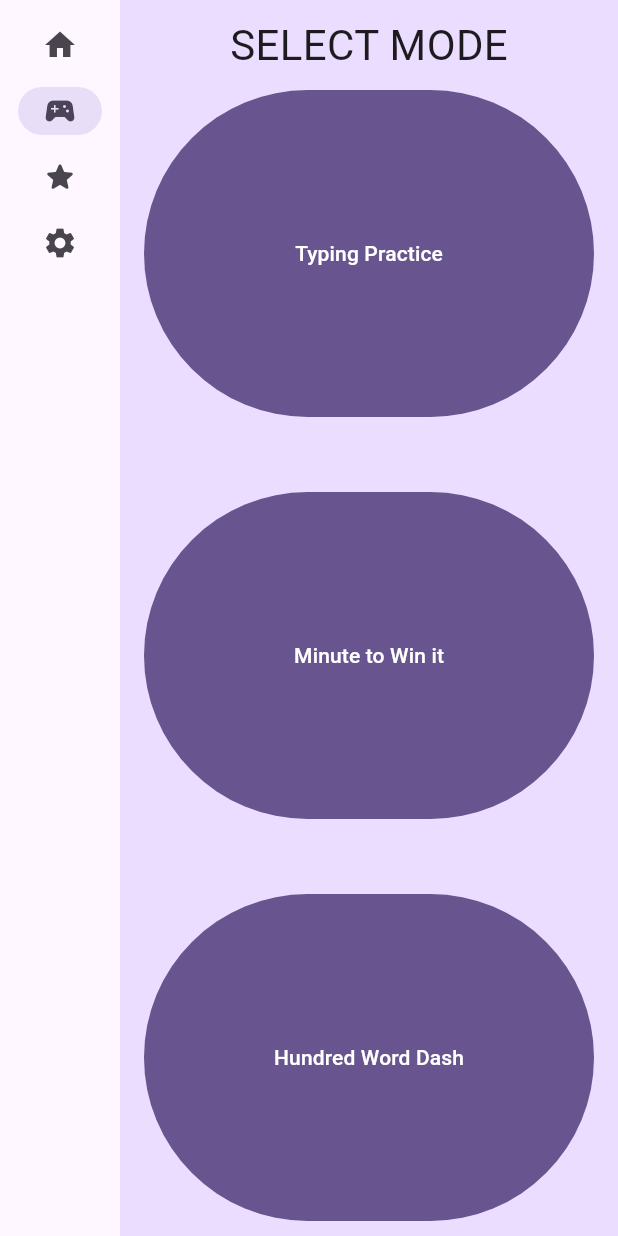
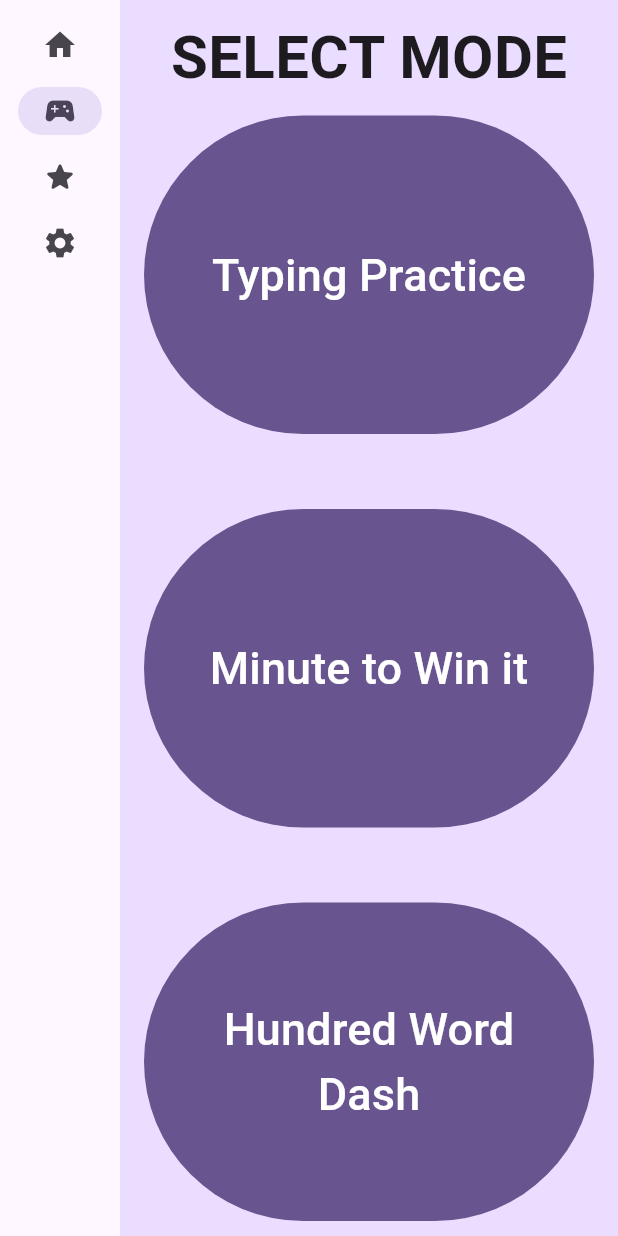
Before and after one commit to noobnelson/tip-tap-type, a Flutter app: the screen it shows after launch, after a tap on "Play", on a phone screen of 412 x 824 dp. Run offline on Flutter 3.47's test engine with Material 2 defaults, Android fonts, the light colour scheme and no system bars; project files that could hold a hidden picture were left out.

Commit message:
updated text styles

```diff
--- a/lib/main.dart
+++ b/lib/main.dart
@@ -92,7 +92,7 @@ class _MyHomePageState extends State<MyHomePage> {
                   ),
                   NavigationRailDestination(
                     icon: Icon(Icons.star_rounded),
-                    label: Text('Leaderboard'),
+                    label: Text('Highscores'),
                   ),
                   NavigationRailDestination(
                     icon: Icon(Icons.settings),
@@ -128,7 +128,7 @@ class TitlePage extends StatelessWidget {
     return Padding(
       padding: const EdgeInsets.all(25.0),
       child: Column(
-        mainAxisAlignment: MainAxisAlignment.start,
+        crossAxisAlignment: CrossAxisAlignment.start,
         children: [
           Text(
             "Welcome! Let's get practicing!",
@@ -136,16 +136,49 @@ class TitlePage extends StatelessWidget {
                 DefaultTextStyle.of(context).style.apply(fontSizeFactor: 2.0),
           ),
           const SizedBox(height: 30),
-          const Row(
-            children: [
-              Text(
-                style: TextStyle(fontSize: 20),
-                '''Modes:
-                Typing Practice: Just keep typing, just keep typing~
-                100 Word Dash: Type 100 words as fast as you can!
-                Minute to Win It: Can you type 100 words in 1 minute?
-                '''),
-            ],
+          RichText(
+            text: const TextSpan(
+              style: TextStyle(color: Colors.black),
+              children: <TextSpan>[
+                TextSpan(
+                  text: 'MODES',
+                  style: TextStyle(
+                    fontWeight: FontWeight.bold,
+                    fontSize: 40,
+                  ),
+                ),
+              ],
+            ),
+          ),
+          const Text(
+            'Typing Practice',
+            style: TextStyle(fontSize: 30),
+          ),
+          const Text(
+            'Just keep typing, just keep typing~',
+          ),
+          const SizedBox(
+            height: 10,
+          ),
+          const Text(
+            '100 Word Dash',
+            style: TextStyle(fontSize: 30),
+          ),
+          const Text(
+            'Type 100 words as fast as you can!',
+          ),
+          const SizedBox(
+            height: 10,
+          ),
+          const Text(
+            'Minute to Win It',
+            style: TextStyle(fontSize: 30),
+          ),
+          const Text(
+            'Put your skills to the test! Can you type 100 words in 1 minute?',
+          ),
+          const SizedBox(
+            height: 10,
           ),
         ],
       ),
@@ -202,10 +235,9 @@ class DifficultySelectPage extends StatelessWidget {
         child: Column(
           mainAxisAlignment: MainAxisAlignment.start,
           children: [
-            Text(
+            const Text(
               'SELECT MODE',
-              style:
-                  DefaultTextStyle.of(context).style.apply(fontSizeFactor: 2.0),
+              style: TextStyle(fontWeight: FontWeight.bold, fontSize: 40),
             ),
             const SizedBox(height: 10),
             Expanded(
@@ -218,7 +250,11 @@ class DifficultySelectPage extends StatelessWidget {
                     keyboardState.addWords(15);
                     appState.updatePlayIndex(1);
                   },
-                  child: const Text('Typing Practice'),
+                  child: const Text(
+                    'Typing Practice',
+                    style: TextStyle(fontSize: 30),
+                    textAlign: TextAlign.center,
+                  ),
                 ),
               ),
             ),
@@ -233,7 +269,11 @@ class DifficultySelectPage extends StatelessWidget {
                     keyboardState.addWords(100);
                     appState.updatePlayIndex(2);
                   },
-                  child: const Text('Minute to Win it'),
+                  child: const Text(
+                    'Minute to Win it',
+                    style: TextStyle(fontSize: 30),
+                    textAlign: TextAlign.center,
+                  ),
                 ),
               ),
             ),
@@ -248,7 +288,11 @@ class DifficultySelectPage extends StatelessWidget {
                     keyboardState.addWords(100);
                     appState.updatePlayIndex(3);
                   },
-                  child: const Text('Hundred Word Dash'),
+                  child: const Text(
+                    'Hundred Word Dash',
+                    style: TextStyle(fontSize: 30),
+                    textAlign: TextAlign.center,
+                  ),
                 ),
               ),
             ),
@@ -259,161 +303,6 @@ class DifficultySelectPage extends StatelessWidget {
   }
 }
 
-// class KeyboardState extends ChangeNotifier {
-//   KeyboardState() {
-//     loadWords().then((value) {
-//       wordBank = value.split("\r\n"); // \n new line, \r\n carriage return
-//       //addWords(100);
-//     });
-//   }
-
-//   var wordWidgets = <Widget>[];
-//   List currentWords = <String>[];
-//   List wordBank = <String>[];
-//   List charWidgets = <List>[<TextSpan>[]];
-
-//   int wordCount = 0;
-//   int charInWordCount = 0;
-
-//   Color correctColor = Colors.green;
-//   Color incorrectColor = Colors.red;
-//   Color defaultColor = Colors.black;
-
-//   Future<String> loadWords() async {
-//     final String response = await rootBundle.loadString('assets/words.txt');
-//     return response;
-//   }
-
-//   void addWords(int numberOfWords) {
-//     wordWidgets.clear();
-//     charWidgets.clear();
-//     currentWords.clear();
-//     wordCount = 0;
-//     charInWordCount = 0;
-
-//     int startPoint = currentWords.length;
-//     int wordBankSize = wordBank.length;
-
-//     for (int i = 0; i < numberOfWords; i++) {
-//       int randomWordPosition = Random().nextInt(wordBankSize);
-//       currentWords.add(wordBank[randomWordPosition]);
-//     }
-
-//     for (var i = startPoint; i < currentWords.length; i++) {
-//       var textList = <TextSpan>[];
-//       for (var j = 0; j < currentWords[i].length; j++) {
-//         textList.add(TextSpan(
-//             text: currentWords[i][j],
-//             style: const TextStyle(color: Colors.black)));
-//       }
-//       textList.add(const TextSpan(
-//         text: ' ',
-//       ));
-//       charWidgets.add(textList);
-//       wordWidgets.add(RichText(
-//         text: TextSpan(
-//           children: charWidgets[i],
-//         ),
-//       ));
-//     }
-//   }
-
-//   void replaceChar(Color color, String key) {
-//     TextSpan newText = TextSpan(text: key, style: TextStyle(color: color));
-//     //print(charWidgets[wordCount][charInWordCount]);
-//     charWidgets[wordCount][charInWordCount] = newText;
-
-//     var newWord = RichText(
-//       text: TextSpan(
-//         children: charWidgets[wordCount],
-//       ),
-//     );
-
-//     //notifyListeners();
-
-//     // wordWidgets.removeAt(wordCount);
-//     // notifyListeners();
-//     // wordWidgets.insert(wordCount, newWord);
-
-//     wordWidgets[wordCount] = newWord;
-//     //notifyListeners();
-//     // print(wordWidgets);
-//     //print(charWidgets[wordCount][charInWordCount]);
-//     //charWidgets.insert(charInWordCount, newText);
-//     //print(start == end);
-
-//     notifyListeners();
-//   }
-
-//   String currentCharacter() {
-//     String result = '';
-//     if (currentWords[wordCount].length > charInWordCount) {
-//       result = currentWords[wordCount][charInWordCount];
-//     }
-//     return result;
-//   }
-
-//   void addChild(String char, Color color, int pos) {
-//     charWidgets[wordCount].insert(
-//         charInWordCount, TextSpan(text: char, style: TextStyle(color: color)));
-//     notifyListeners();
-//   }
-
-//   void moveToNextWord() {
-//     if (charInWordCount < currentWords[wordCount].length) {
-//       int missingChars = currentWords[wordCount].length - charInWordCount;
-//       for (int i = 0; i < missingChars; i++) {
-//         replaceChar(
-//           incorrectColor,
-//           currentWords[wordCount][charInWordCount + i],
-//         );
-//       }
-//     }
-//     charInWordCount = 0;
-//     wordCount++;
-//     print("space");
-//   }
-
-//   void correctCharTyped(String keyInput) {
-//     replaceChar(correctColor, keyInput);
-//     charInWordCount++;
-//     //print("correct");
-//   }
-
-//   void incorrectCharTyped() {
-//     replaceChar(
-//       incorrectColor,
-//       currentWords[wordCount][charInWordCount],
-//     );
-//     charInWordCount++;
-//     print('wrong');
-//   }
-
-//   void addIncorrectChar(String char) {
-//     addChild(char, incorrectColor, charInWordCount);
-//     charInWordCount++;
-//     print("overflow");
-//   }
-
-//   void deleteChar() {
-//     if (charInWordCount > 0) {
-//       if (charInWordCount <= currentWords[wordCount].length) {
-//         charInWordCount--;
-//         print("delete in limit");
-//         replaceChar(
-//           defaultColor,
-//           currentWords[wordCount][charInWordCount],
-//         );
-//       } else {
-//         var w = wordWidgets.removeAt(charInWordCount);
-//         print(w);
-//         charInWordCount--;
-//         print("delete over limit");
-//         notifyListeners();
-//       }
-//     }
-//   }
-// }
 class KeyboardState extends ChangeNotifier {
   KeyboardState() {
     loadWords().then((value) {
@@ -486,6 +375,10 @@ class KeyboardState extends ChangeNotifier {
     return result;
   }
 
+  bool excessTyping() {
+    return currentWords[wordCount].length <= charInWordCount;
+  }
+
   void addChild(String char, Color color, int pos) {
     wordWidgets.insert(
         pos,
@@ -501,11 +394,11 @@ class KeyboardState extends ChangeNotifier {
       int missingChars = currentWords[wordCount].length - charInWordCount;
       for (int i = 0; i < missingChars; i++) {
         replaceChar(
-            incorrectColor,
-            currentWords[wordCount][charInWordCount + i],
-            charInWidgetsCount + i);
+          incorrectColor,
+          currentWords[wordCount][charInWordCount + i],
+          charInWidgetsCount + i
+        );
       }
-
       charInWidgetsCount += missingChars + 1;
       charInWordCount = 0;
       wordCount++;
@@ -526,8 +419,11 @@ class KeyboardState extends ChangeNotifier {
   }
 
   void incorrectCharTyped() {
-    replaceChar(incorrectColor, currentWords[wordCount][charInWordCount],
-        charInWidgetsCount);
+    replaceChar(
+      incorrectColor,
+      currentWords[wordCount][charInWordCount],
+      charInWidgetsCount
+    );
     charInWordCount++;
     charInWidgetsCount++;
     // print('wrong');
@@ -546,8 +442,11 @@ class KeyboardState extends ChangeNotifier {
         charInWidgetsCount--;
         charInWordCount--;
         // print("delete in limit");
-        replaceChar(defaultColor, currentWords[wordCount][charInWordCount],
-            charInWidgetsCount);
+        replaceChar(
+          defaultColor,
+          currentWords[wordCount][charInWordCount],
+          charInWidgetsCount
+        );
       } else {
         charInWidgetsCount--;
         Widget w = wordWidgets.removeAt(charInWidgetsCount);
@@ -566,8 +465,7 @@ class TypingPracticePage extends StatelessWidget {
   @override
   Widget build(BuildContext context) {
     var keyboardState = context.watch<KeyboardState>();
-
-    Row textWrap = Row(children: keyboardState.wordWidgets);
+    Row wordsRow = Row(children: keyboardState.wordWidgets);
 
     return RawKeyboardListener(
       onKey: (event) {
@@ -578,9 +476,7 @@ class TypingPracticePage extends StatelessWidget {
             keyboardState.correctCharTyped(event.character.toString());
           } else if (event.logicalKey == LogicalKeyboardKey.backspace) {
             keyboardState.deleteChar();
-          } else if (keyboardState
-                  .currentWords[keyboardState.wordCount].length <=
-              keyboardState.charInWordCount) {
+          } else if (keyboardState.excessTyping()) {
             keyboardState.addIncorrectChar(event.character.toString());
           } else if (event.character != keyboardState.currentCharacter()) {
             keyboardState.incorrectCharTyped();
@@ -593,7 +489,7 @@ class TypingPracticePage extends StatelessWidget {
         width: 500,
         child: Padding(
           padding: const EdgeInsets.all(20),
-          child: textWrap,
+          child: wordsRow,
         ),
       ),
     );
@@ -607,7 +503,7 @@ class MinuteToWinPage extends StatelessWidget {
   Widget build(BuildContext context) {
     var keyboardState = context.watch<KeyboardState>();
 
-    Wrap textWrap = Wrap(children: keyboardState.wordWidgets);
+    Wrap wordsRow = Wrap(children: keyboardState.wordWidgets);
 
     return RawKeyboardListener(
       onKey: (event) {
@@ -618,9 +514,7 @@ class MinuteToWinPage extends StatelessWidget {
             keyboardState.correctCharTyped(event.character.toString());
           } else if (event.logicalKey == LogicalKeyboardKey.backspace) {
             keyboardState.deleteChar();
-          } else if (keyboardState
-                  .currentWords[keyboardState.wordCount].length <=
-              keyboardState.charInWordCount) {
+          } else if (keyboardState.excessTyping()) {
             keyboardState.addIncorrectChar(event.character.toString());
           } else if (event.character != keyboardState.currentCharacter()) {
             keyboardState.incorrectCharTyped();
@@ -633,7 +527,7 @@ class MinuteToWinPage extends StatelessWidget {
         width: 500,
         child: Padding(
           padding: const EdgeInsets.all(20),
-          child: textWrap,
+          child: wordsRow,
         ),
       ),
     );
@@ -647,7 +541,7 @@ class HundredWordDashPage extends StatelessWidget {
   Widget build(BuildContext context) {
     var keyboardState = context.watch<KeyboardState>();
 
-    Wrap textWrap = Wrap(children: keyboardState.wordWidgets);
+    Wrap wordsRow = Wrap(children: keyboardState.wordWidgets);
 
     return RawKeyboardListener(
       onKey: (event) {
@@ -658,9 +552,7 @@ class HundredWordDashPage extends StatelessWidget {
             keyboardState.correctCharTyped(event.character.toString());
           } else if (event.logicalKey == LogicalKeyboardKey.backspace) {
             keyboardState.deleteChar();
-          } else if (keyboardState
-                  .currentWords[keyboardState.wordCount].length <=
-              keyboardState.charInWordCount) {
+          } else if (keyboardState.excessTyping()) {
             keyboardState.addIncorrectChar(event.character.toString());
           } else if (event.character != keyboardState.currentCharacter()) {
             keyboardState.incorrectCharTyped();
@@ -673,7 +565,7 @@ class HundredWordDashPage extends StatelessWidget {
         width: 500,
         child: Padding(
           padding: const EdgeInsets.all(20),
-          child: textWrap,
+          child: wordsRow,
         ),
       ),
     );
```
